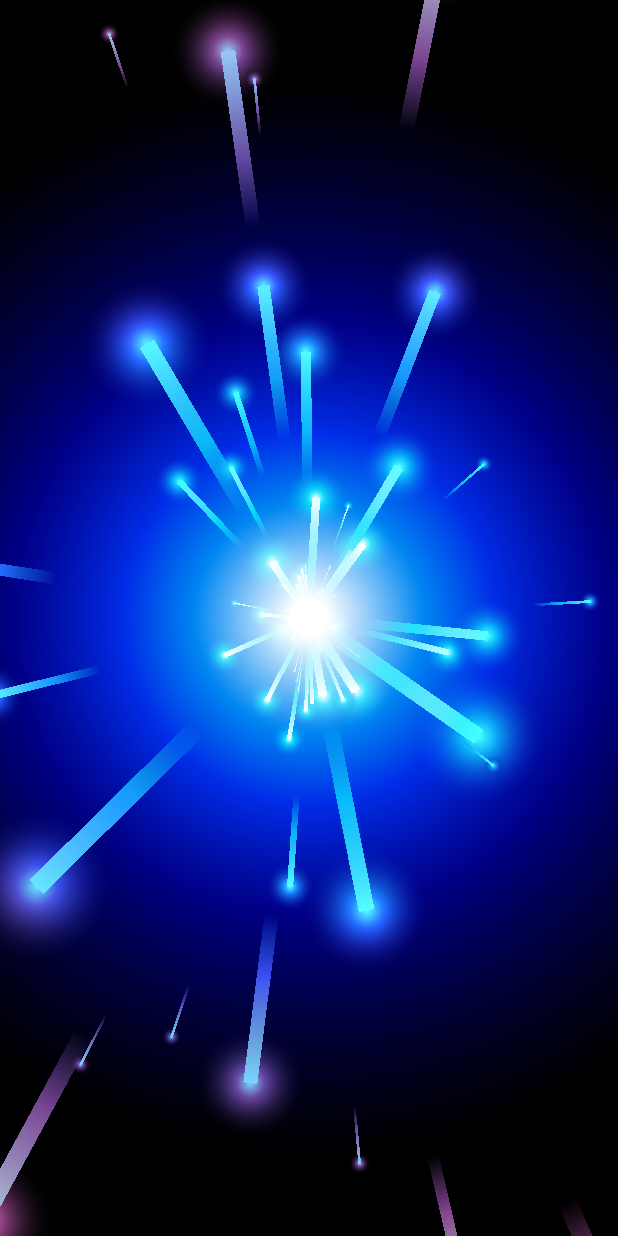
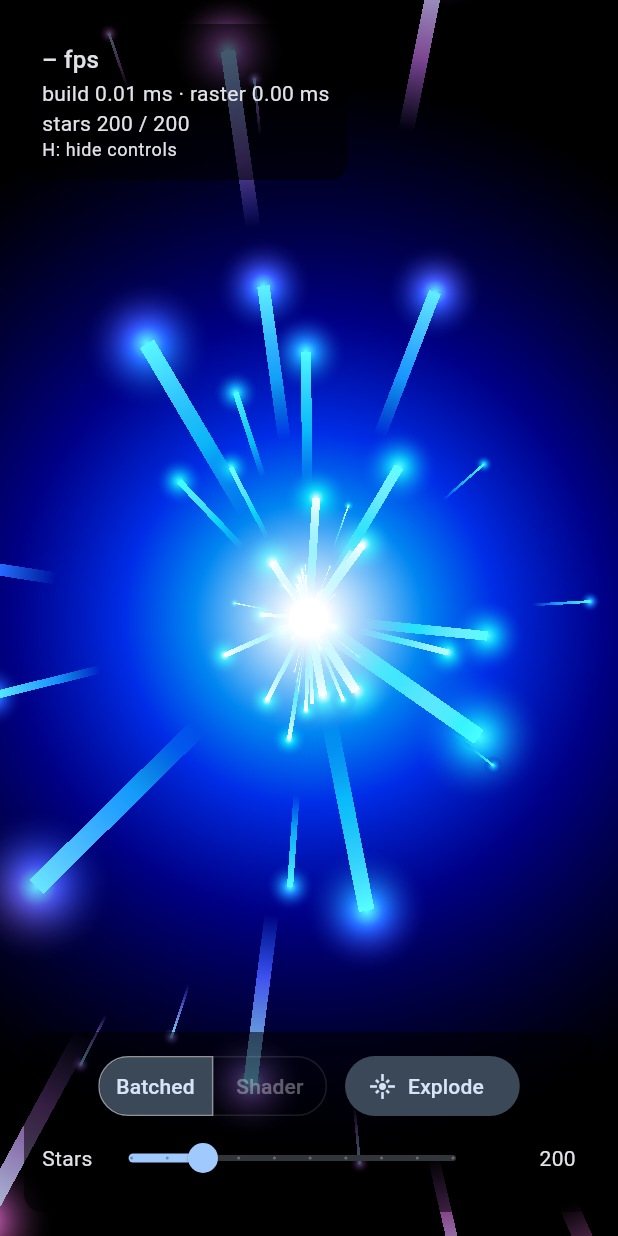
Before and after one commit to svampkorg/starfields, a Flutter app: the screen it shows after launch, on a phone screen of 412 x 824 dp. Run offline on Flutter 3.47's test engine with Material 3 defaults, Android fonts, the phone set to English and light mode, and no system bars.

Commit message:
feat: add renderer switch, frame stats and starfield controls
- Show fps and build/raster times (FrameTiming, 1 s window) plus
  visible/total stars in a HUD panel; H toggles the controls.
- Add a star count slider (50 to 50,000). Starfield.resize() grows or
  shrinks the field in place; arrays and painter buffers grow on demand.
- Add an Explode / Restore toggle. The widget keeps a continuous
  simulation clock so the ticker can stop when an explosion is over and
  restart without invalidating spawn times.
- Add StarfieldRenderer (batched, shader) to the widget; the shader
  renderer is disabled in the UI until Phase 2.
- Use a dark Material 3 color scheme for the controls.

```diff
--- a/lib/main.dart
+++ b/lib/main.dart
@@ -1,6 +1,8 @@
+import 'package:flutter/material.dart';
+import 'package:flutter/services.dart';
 import 'package:starfields/widgets/scaling_gradient_widget.dart';
+import 'package:starfields/widgets/starfield_hud.dart';
 import 'package:starfields/widgets/starfield_simulation_widget.dart';
-import 'package:flutter/material.dart';
 
 void main() {
   runApp(const MyApp());
@@ -15,7 +17,9 @@ class MyApp extends StatelessWidget {
     return MaterialApp(
       debugShowCheckedModeBanner: false,
       title: 'Starfields',
-      theme: ThemeData(primarySwatch: Colors.blue),
+      theme: ThemeData(
+        colorScheme: ColorScheme.fromSeed(seedColor: Colors.blue, brightness: Brightness.dark),
+      ),
       home: const MyHomePage(title: 'Android Auto Demo Page'),
     );
   }
@@ -31,13 +35,68 @@ class MyHomePage extends StatefulWidget {
 }
 
 class _MyHomePageState extends State<MyHomePage> {
+  final ValueNotifier<int> _visibleStars = ValueNotifier(0);
+  int _starCountStep = starCountSteps.indexOf(200);
+  StarfieldRenderer _renderer = StarfieldRenderer.batched;
+  bool _exploded = false;
+  bool _showControls = true;
+
+  int get _starCount => starCountSteps[_starCountStep];
+
+  @override
+  void dispose() {
+    _visibleStars.dispose();
+    super.dispose();
+  }
+
   @override
   Widget build(BuildContext context) {
-    return const Scaffold(
-      backgroundColor: Colors.black,
-      body: Stack(
-        fit: StackFit.expand,
-        children: [StarfieldSimulationWidget(numberOfStars: 200), ScalingGradientWidget()],
+    return CallbackShortcuts(
+      bindings: {const SingleActivator(LogicalKeyboardKey.keyH): () => setState(() => _showControls = !_showControls)},
+      child: Focus(
+        autofocus: true,
+        child: Scaffold(
+          backgroundColor: Colors.black,
+          body: Stack(
+            fit: StackFit.expand,
+            children: [
+              StarfieldSimulationWidget(
+                numberOfStars: _starCount,
+                explode: _exploded,
+                renderer: _renderer,
+                onVisibleCountChanged: (count) => _visibleStars.value = count,
+              ),
+              const ScalingGradientWidget(),
+              // Above the blended overlays, so the controls are not tinted.
+              if (_showControls)
+                SafeArea(
+                  minimum: const EdgeInsets.all(16),
+                  child: Stack(
+                    children: [
+                      Align(
+                        alignment: Alignment.topLeft,
+                        child: FrameStatsPanel(visibleStars: _visibleStars, totalStars: _starCount),
+                      ),
+                      Align(
+                        alignment: Alignment.bottomCenter,
+                        child: ConstrainedBox(
+                          constraints: const BoxConstraints(maxWidth: 560),
+                          child: StarfieldControlBar(
+                            renderer: _renderer,
+                            onRendererChanged: (renderer) => setState(() => _renderer = renderer),
+                            starCountStep: _starCountStep,
+                            onStarCountStepChanged: (step) => setState(() => _starCountStep = step),
+                            exploded: _exploded,
+                            onExplodeToggled: () => setState(() => _exploded = !_exploded),
+                          ),
+                        ),
+                      ),
+                    ],
+                  ),
+                ),
+            ],
+          ),
+        ),
       ),
     );
   }
--- a/lib/starfield/starfield.dart
+++ b/lib/starfield/starfield.dart
@@ -36,7 +36,9 @@ class Starfield {
   /// How far behind a respawn may lag before it is moved to the current time.
   static const double _maxCatchUpSeconds = 1;
 
-  final int count;
+  /// Number of stars; change it with [resize].
+  int get count => _count;
+  int _count = 0;
 
   /// Duration of one step of the original simulation, in seconds. Also the
   /// interval at which stars are added at start-up.
@@ -48,47 +50,71 @@ class Starfield {
   final Random _random;
 
   // Per-star constants.
-  final Float64List _rate;
-  final Float64List _growthPerSecond;
+  Float64List _rate = Float64List(0);
+  Float64List _growthPerSecond = Float64List(0);
 
   // Per-life values, replaced on respawn.
-  final Float64List _originX;
-  final Float64List _originY;
-  final Float64List _spawnTime;
-  final Float64List _growStart;
-  final Float64List _lifetime;
+  Float64List _originX = Float64List(0);
+  Float64List _originY = Float64List(0);
+  Float64List _spawnTime = Float64List(0);
+  Float64List _growStart = Float64List(0);
+  Float64List _lifetime = Float64List(0);
 
   /// Output of [update]: the first [visibleCount] entries are the stars that
   /// are currently on screen.
-  final Float64List x;
-  final Float64List y;
-  final Float64List size;
+  Float64List get x => _x;
+  Float64List get y => _y;
+  Float64List get size => _size;
+  Float64List _x = Float64List(0);
+  Float64List _y = Float64List(0);
+  Float64List _size = Float64List(0);
   int visibleCount = 0;
 
-  Starfield({required this.count, this.tickSeconds = 0.008, this.respawn = true, Random? random})
-    : _random = random ?? Random(),
-      _rate = Float64List(count),
-      _growthPerSecond = Float64List(count),
-      _originX = Float64List(count),
-      _originY = Float64List(count),
-      _spawnTime = Float64List(count),
-      _growStart = Float64List(count),
-      _lifetime = Float64List(count),
-      x = Float64List(count),
-      y = Float64List(count),
-      size = Float64List(count) {
+  /// Creates [count] stars. With [respawn] they appear one per tick from
+  /// [startTime], like the original start-up; otherwise all at once.
+  Starfield({required int count, this.tickSeconds = 0.008, this.respawn = true, double startTime = 0, Random? random})
+    : _random = random ?? Random() {
+    _ensureCapacity(count);
     for (var i = 0; i < count; i++) {
-      final speed = _random.nextInt(10) + 1;
-      _rate[i] = log(1 + speed * _speedFactor) / tickSeconds;
-      _growthPerSecond[i] = _growthPerTick[speed - 1] / tickSeconds;
-      // The first life starts anywhere on screen; later ones at the center.
-      _startLife(
-        i,
-        time: respawn ? i * tickSeconds : 0,
-        originX: _random.nextDouble() - 0.5,
-        originY: _random.nextDouble() - 0.5,
-      );
+      _initStar(i, startTime + (respawn ? i * tickSeconds : 0));
     }
+    _count = count;
+  }
+
+  /// Changes the number of stars at [time] without disturbing the existing
+  /// ones. Added stars appear at once, anywhere on screen; removed stars are
+  /// the most recently added ones.
+  void resize(int newCount, {required double time}) {
+    _ensureCapacity(newCount);
+    for (var i = _count; i < newCount; i++) {
+      _initStar(i, time);
+    }
+    _count = newCount;
+  }
+
+  void _initStar(int i, double spawnTime) {
+    final speed = _random.nextInt(10) + 1;
+    _rate[i] = log(1 + speed * _speedFactor) / tickSeconds;
+    _growthPerSecond[i] = _growthPerTick[speed - 1] / tickSeconds;
+    // The first life starts anywhere on screen; later ones at the center.
+    _startLife(i, time: spawnTime, originX: _random.nextDouble() - 0.5, originY: _random.nextDouble() - 0.5);
+  }
+
+  void _ensureCapacity(int capacity) {
+    if (capacity <= _rate.length) return;
+    // Grow geometrically so repeated small resizes stay cheap.
+    final newCapacity = max(capacity, _rate.length * 2);
+    Float64List grow(Float64List list) => Float64List(newCapacity)..setRange(0, list.length, list);
+    _rate = grow(_rate);
+    _growthPerSecond = grow(_growthPerSecond);
+    _originX = grow(_originX);
+    _originY = grow(_originY);
+    _spawnTime = grow(_spawnTime);
+    _growStart = grow(_growStart);
+    _lifetime = grow(_lifetime);
+    _x = grow(_x);
+    _y = grow(_y);
+    _size = grow(_size);
   }
 
   /// True when no star will ever be visible again.
@@ -97,7 +123,7 @@ class Starfield {
   /// Evaluates every star at [time] seconds since the start.
   void update(double time) {
     var n = 0;
-    for (var i = 0; i < count; i++) {
+    for (var i = 0; i < _count; i++) {
       var age = time - _spawnTime[i];
       if (age < 0) continue;
       if (age >= _lifetime[i] && !respawn) continue;
@@ -110,9 +136,9 @@ class Starfield {
         age = time - _spawnTime[i];
       }
       final scale = exp(_rate[i] * age);
-      x[n] = _originX[i] * scale;
-      y[n] = _originY[i] * scale;
-      size[n] = initialSize + _growthPerSecond[i] * max(0.0, age - _growStart[i]);
+      _x[n] = _originX[i] * scale;
+      _y[n] = _originY[i] * scale;
+      _size[n] = initialSize + _growthPerSecond[i] * max(0.0, age - _growStart[i]);
       n++;
     }
     visibleCount = n;
--- /dev/null
+++ b/lib/widgets/starfield_hud.dart
@@ -0,0 +1,183 @@
+import 'dart:collection';
+import 'dart:ui';
+
+import 'package:flutter/foundation.dart';
+import 'package:flutter/material.dart';
+import 'package:flutter/scheduler.dart';
+import 'package:starfields/widgets/starfield_simulation_widget.dart';
+
+/// Star counts selectable with the slider.
+const List<int> starCountSteps = [50, 100, 200, 500, 1000, 2000, 5000, 10000, 20000, 50000];
+
+String formatCount(int value) => value.toString().replaceAllMapped(RegExp(r'\B(?=(\d{3})+(?!\d))'), (_) => ',');
+
+/// Shows frames per second, build and raster times (from the engine's
+/// [FrameTiming]s, averaged over the last second) and the star count.
+class FrameStatsPanel extends StatefulWidget {
+  final ValueListenable<int> visibleStars;
+  final int totalStars;
+
+  const FrameStatsPanel({super.key, required this.visibleStars, required this.totalStars});
+
+  @override
+  State<FrameStatsPanel> createState() => _FrameStatsPanelState();
+}
+
+class _FrameStatsPanelState extends State<FrameStatsPanel> {
+  static const _window = Duration(seconds: 1);
+  static const _refreshInterval = Duration(milliseconds: 250);
+
+  final Queue<FrameTiming> _timings = Queue();
+  final Stopwatch _sinceRefresh = Stopwatch()..start();
+  double? _fps;
+  double _buildMs = 0;
+  double _rasterMs = 0;
+
+  @override
+  void initState() {
+    super.initState();
+    SchedulerBinding.instance.addTimingsCallback(_onTimings);
+  }
+
+  @override
+  void dispose() {
+    SchedulerBinding.instance.removeTimingsCallback(_onTimings);
+    super.dispose();
+  }
+
+  // Profile/release mode reports timings in batches about once a second,
+  // debug mode after every frame; keep a sliding window of the last second.
+  void _onTimings(List<FrameTiming> timings) {
+    _timings.addAll(timings);
+    int vsync(FrameTiming t) => t.timestampInMicroseconds(FramePhase.vsyncStart);
+    final newest = vsync(_timings.last);
+    while (newest - vsync(_timings.first) > _window.inMicroseconds) {
+      _timings.removeFirst();
+    }
+    if (_sinceRefresh.elapsed < _refreshInterval || !mounted) return;
+    _sinceRefresh.reset();
+
+    final span = (newest - vsync(_timings.first)) / Duration.microsecondsPerSecond;
+    double averageMs(Duration Function(FrameTiming) phase) =>
+        _timings.fold(0, (sum, t) => sum + phase(t).inMicroseconds) / _timings.length / 1000;
+    setState(() {
+      _fps = span > 0 ? (_timings.length - 1) / span : null;
+      _buildMs = averageMs((t) => t.buildDuration);
+      _rasterMs = averageMs((t) => t.rasterDuration);
+    });
+  }
+
+  @override
+  Widget build(BuildContext context) {
+    final fps = _fps;
+    return _HudBox(
+      child: DefaultTextStyle.merge(
+        style: const TextStyle(fontFeatures: [FontFeature.tabularFigures()]),
+        child: Column(
+          crossAxisAlignment: CrossAxisAlignment.start,
+          mainAxisSize: MainAxisSize.min,
+          children: [
+            Text(
+              fps == null ? '– fps' : '${fps.toStringAsFixed(0)} fps${kDebugMode ? ' (debug)' : ''}',
+              style: Theme.of(context).textTheme.titleMedium,
+            ),
+            Text('build ${_buildMs.toStringAsFixed(2)} ms · raster ${_rasterMs.toStringAsFixed(2)} ms'),
+            ValueListenableBuilder(
+              valueListenable: widget.visibleStars,
+              builder: (context, visible, _) =>
+                  Text('stars ${formatCount(visible)} / ${formatCount(widget.totalStars)}'),
+            ),
+            Text('H: hide controls', style: Theme.of(context).textTheme.bodySmall),
+          ],
+        ),
+      ),
+    );
+  }
+}
+
+/// Renderer switch, star count slider and explode / restore toggle.
+class StarfieldControlBar extends StatelessWidget {
+  final StarfieldRenderer renderer;
+  final ValueChanged<StarfieldRenderer> onRendererChanged;
+  final int starCountStep;
+  final ValueChanged<int> onStarCountStepChanged;
+  final bool exploded;
+  final VoidCallback onExplodeToggled;
+
+  const StarfieldControlBar({
+    super.key,
+    required this.renderer,
+    required this.onRendererChanged,
+    required this.starCountStep,
+    required this.onStarCountStepChanged,
+    required this.exploded,
+    required this.onExplodeToggled,
+  });
+
+  @override
+  Widget build(BuildContext context) {
+    final count = starCountSteps[starCountStep];
+    return _HudBox(
+      child: Column(
+        mainAxisSize: MainAxisSize.min,
+        children: [
+          Wrap(
+            spacing: 12,
+            runSpacing: 8,
+            alignment: WrapAlignment.center,
+            crossAxisAlignment: WrapCrossAlignment.center,
+            children: [
+              SegmentedButton<StarfieldRenderer>(
+                segments: [
+                  for (final r in StarfieldRenderer.values)
+                    ButtonSegment(
+                      value: r,
+                      label: Text(r.label),
+                      enabled: r.isAvailable,
+                      tooltip: r.isAvailable ? null : 'Coming in Phase 2',
+                    ),
+                ],
+                selected: {renderer},
+                showSelectedIcon: false,
+                onSelectionChanged: (selection) => onRendererChanged(selection.single),
+              ),
+              FilledButton.tonalIcon(
+                onPressed: onExplodeToggled,
+                icon: Icon(exploded ? Icons.restart_alt : Icons.flare),
+                label: Text(exploded ? 'Restore' : 'Explode'),
+              ),
+            ],
+          ),
+          Row(
+            children: [
+              const Text('Stars'),
+              Expanded(
+                child: Slider(
+                  value: starCountStep.toDouble(),
+                  max: starCountSteps.length - 1.0,
+                  divisions: starCountSteps.length - 1,
+                  label: formatCount(count),
+                  onChanged: (value) => onStarCountStepChanged(value.round()),
+                ),
+              ),
+              SizedBox(width: 56, child: Text(formatCount(count), textAlign: TextAlign.end)),
+            ],
+          ),
+        ],
+      ),
+    );
+  }
+}
+
+class _HudBox extends StatelessWidget {
+  final Widget child;
+  const _HudBox({required this.child});
+
+  @override
+  Widget build(BuildContext context) {
+    return DecoratedBox(
+      decoration: BoxDecoration(color: Colors.black.withValues(alpha: 0.55), borderRadius: BorderRadius.circular(12)),
+      child: Padding(padding: const EdgeInsets.all(12), child: child),
+    );
+  }
+}
--- a/lib/widgets/starfield_simulation_widget.dart
+++ b/lib/widgets/starfield_simulation_widget.dart
@@ -6,6 +6,20 @@ import 'package:flutter/material.dart';
 import 'package:flutter/scheduler.dart';
 import 'package:starfields/starfield/starfield.dart';
 
+/// How the stars are drawn.
+enum StarfieldRenderer {
+  /// One atlas draw for all glows and one vertices draw for all tails (Phase 1).
+  batched('Batched'),
+
+  /// Full-screen fragment shader (Phase 2, not implemented yet).
+  shader('Shader');
+
+  const StarfieldRenderer(this.label);
+  final String label;
+
+  bool get isAvailable => this == batched;
+}
+
 class StarfieldSimulationWidget extends StatefulWidget {
   final int numberOfStars;
 
@@ -13,7 +27,19 @@ class StarfieldSimulationWidget extends StatefulWidget {
   /// Higher is slower.
   final int speed;
   final bool explode;
-  const StarfieldSimulationWidget({super.key, required this.numberOfStars, this.speed = 8, this.explode = false});
+  final StarfieldRenderer renderer;
+
+  /// Called whenever the number of stars on screen changes.
+  final ValueChanged<int>? onVisibleCountChanged;
+
+  const StarfieldSimulationWidget({
+    super.key,
+    required this.numberOfStars,
+    this.speed = 8,
+    this.explode = false,
+    this.renderer = StarfieldRenderer.batched,
+    this.onVisibleCountChanged,
+  }) : assert(numberOfStars >= 0);
 
   @override
   State<StarfieldSimulationWidget> createState() => _StarfieldSimulationWidgetState();
@@ -25,40 +51,57 @@ class _StarfieldSimulationWidgetState extends State<StarfieldSimulationWidget> w
   final ui.Image _sprite = StarsPainter.createSprite();
   late StarsPainter _painter;
 
+  /// Simulation clock in seconds. Keeps counting across ticker restarts (the
+  /// ticker stops once an explosion is over), so spawn times stay valid.
+  double _now = 0;
+  double _tickerStart = 0;
+  int _reportedVisibleCount = -1;
+
   @override
   void initState() {
     super.initState();
-    _createPainter();
-    _ticker = createTicker(_tick)..start();
+    _createStarfield();
+    _ticker = createTicker(_tick);
+    _startTicker();
   }
 
   @override
   void didUpdateWidget(StarfieldSimulationWidget oldWidget) {
     super.didUpdateWidget(oldWidget);
-    if (oldWidget.numberOfStars != widget.numberOfStars ||
-        oldWidget.speed != widget.speed ||
-        oldWidget.explode != widget.explode) {
-      _createPainter();
-      _ticker
-        ..stop()
-        ..start();
+    if (oldWidget.speed != widget.speed || oldWidget.explode != widget.explode) {
+      _createStarfield();
+      _startTicker();
+    } else if (oldWidget.numberOfStars != widget.numberOfStars) {
+      _painter.starfield.resize(widget.numberOfStars, time: _now);
+      _startTicker();
     }
   }
 
-  void _createPainter() {
+  void _createStarfield() {
     final starfield = Starfield(
       count: widget.numberOfStars,
       tickSeconds: widget.speed / 1000,
       respawn: !widget.explode,
+      startTime: _now,
     );
     _painter = StarsPainter(starfield: starfield, sprite: _sprite, repaint: _time);
   }
 
+  void _startTicker() {
+    if (_ticker.isActive) return;
+    _tickerStart = _now;
+    _ticker.start();
+  }
+
   void _tick(Duration elapsed) {
-    final seconds = elapsed.inMicroseconds / Duration.microsecondsPerSecond;
+    _now = _tickerStart + elapsed.inMicroseconds / Duration.microsecondsPerSecond;
     final starfield = _painter.starfield;
-    starfield.update(seconds);
-    _time.value = seconds;
+    starfield.update(_now);
+    _time.value = _now;
+    if (starfield.visibleCount != _reportedVisibleCount) {
+      _reportedVisibleCount = starfield.visibleCount;
+      widget.onVisibleCountChanged?.call(_reportedVisibleCount);
+    }
     if (starfield.isFinished) _ticker.stop();
   }
 
@@ -75,7 +118,12 @@ class _StarfieldSimulationWidgetState extends State<StarfieldSimulationWidget> w
     return Stack(
       fit: StackFit.expand,
       children: [
-        RepaintBoundary(child: CustomPaint(painter: _painter)),
+        RepaintBoundary(
+          child: switch (widget.renderer) {
+            StarfieldRenderer.batched => CustomPaint(painter: _painter),
+            StarfieldRenderer.shader => throw UnimplementedError('Shader renderer arrives in Phase 2'),
+          },
+        ),
         if (widget.explode)
           TweenAnimationBuilder<double>(
             duration: const Duration(milliseconds: 400),
@@ -131,19 +179,28 @@ class StarsPainter extends CustomPainter {
     return Int32List.fromList([white, white, red, white, red, red, red, red, clear, red, clear, clear]);
   }();
 
-  final Float32List _transforms;
-  final Float32List _rects;
-  final Float32List _tailPositions;
-  final Int32List _tailColors;
+  // Reusable per-star buffers, grown with the starfield.
+  Float32List _transforms = Float32List(0);
+  Float32List _rects = Float32List(0);
+  Float32List _tailPositions = Float32List(0);
+  Int32List _tailColors = Int32List(0);
   final Paint _spritePaint = Paint()..filterQuality = FilterQuality.low;
   final Paint _tailPaint = Paint();
 
-  StarsPainter({required this.starfield, required this.sprite, super.repaint})
-    : _transforms = Float32List(starfield.count * 4),
-      _rects = Float32List(starfield.count * 4),
-      _tailPositions = Float32List(starfield.count * _tailVertices * 2),
-      _tailColors = Int32List(starfield.count * _tailVertices) {
-    for (var i = 0; i < starfield.count; i++) {
+  StarsPainter({required this.starfield, required this.sprite, super.repaint}) {
+    _ensureCapacity(starfield.count);
+  }
+
+  void _ensureCapacity(int stars) {
+    final capacity = _rects.length ~/ 4;
+    if (stars <= capacity) return;
+    final newCapacity = max(stars, capacity * 2);
+    _transforms = Float32List(newCapacity * 4);
+    _rects = Float32List(newCapacity * 4);
+    _tailPositions = Float32List(newCapacity * _tailVertices * 2);
+    _tailColors = Int32List(newCapacity * _tailVertices);
+    // Constant per star: the whole sprite, and the tail color stops.
+    for (var i = 0; i < newCapacity; i++) {
       _rects.setAll(i * 4, const [0, 0, spriteRadius * 2, spriteRadius * 2]);
       _tailColors.setAll(i * _tailVertices, _tailColorPattern);
     }
@@ -172,6 +229,7 @@ class StarsPainter extends CustomPainter {
   void paint(Canvas canvas, Size size) {
     final count = starfield.visibleCount;
     if (count == 0) return;
+    _ensureCapacity(count);
     final centerX = size.width / 2;
     final centerY = size.height / 2;
 
```
Also changed, not shown: 2 other files.
